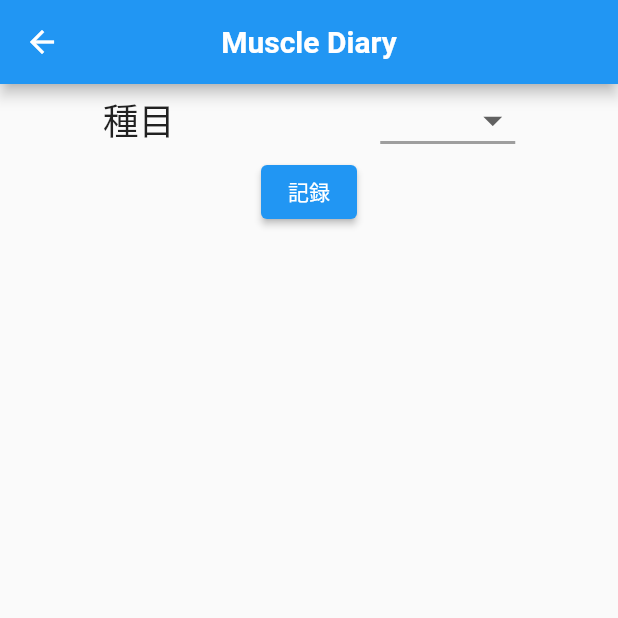
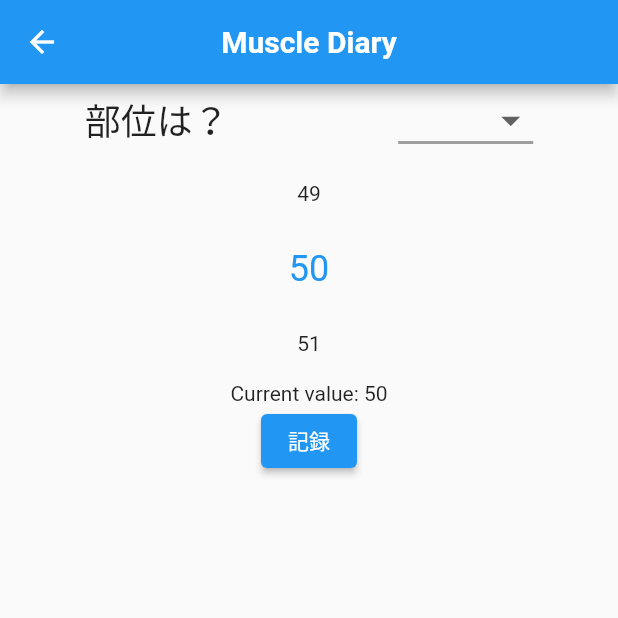
Before and after one commit to kohenro19/muscle_dairay_flutter_001, a Flutter app: the AddNote screen opened directly, after a tap on "記録", on a phone screen of 412 x 824 dp, the top half of it. Run offline on Flutter 3.47's test engine with Material 2 defaults, Android fonts, the light colour scheme and no system bars; drawn by our look-alikes of numberpicker; our stand-ins replace google_fonts, sqflite; accounts and stored records are empty.

Commit message:
update the add function r2

```diff
--- a/lib/add_note_page.dart
+++ b/lib/add_note_page.dart
@@ -1,6 +1,7 @@
 import 'package:flutter/material.dart';
 import 'package:muscle_dairay/db_provider.dart';
 import 'package:muscle_dairay/Note.dart';
+import 'package:numberpicker/numberpicker.dart';
 
 class AddNote extends StatefulWidget {
   const AddNote({Key? key}) : super(key: key);
@@ -12,14 +13,14 @@ class AddNote extends StatefulWidget {
 class _AddNoteState extends State<AddNote> {
 
     Map<String, List<String>> _dropDownMenu = {
-    '肩': ['Math', 'Englsih', 'Japanese'],
-    '大胸筋': ['Shoulder', 'Chest', 'Back'],
-    '大腿': ['Flutter', 'Python', 'C#']
+    '肩': ['サイドレイズ', 'ショルダープレス',],
+    '大胸筋': ['ベンチプレス'],
+    '大腿': ['スクワット']
   };
 
    String? _selectedCategory;  // ?はnullになってもいい記号
    String? _selectedItem;
-
+   int _currentValue = 50;
 
   final dbProvider = DBProvider();
 
@@ -42,7 +43,7 @@ class _AddNoteState extends State<AddNote> {
             mainAxisAlignment: MainAxisAlignment.spaceAround,
             children: <Widget>[
               Text(
-                '種目',
+                '部位は？',
                 style: TextStyle(fontSize: 24),
               ),
               DropdownButton<String>(
@@ -77,7 +78,7 @@ class _AddNoteState extends State<AddNote> {
                   mainAxisAlignment: MainAxisAlignment.spaceAround,
                   children: <Widget>[
                     Text(
-                      'Which one?',
+                      '種目は?',
                       style: TextStyle(fontSize: 24),
                     ),
                     DropdownButton<String>(
@@ -106,16 +107,22 @@ class _AddNoteState extends State<AddNote> {
                   ],
                 )
               : Container(),
-
+              NumberPicker(
+                value: _currentValue,
+                minValue: 0,
+                maxValue: 100,
+                onChanged: (value) => setState(() => _currentValue = value),
+                    ),
+              Text('Current value: $_currentValue'),
         Container(
           child: ElevatedButton(
             child: Text('記録'),
             onPressed: () async {
               dbProvider.addNote(Note(
-                date: DateTime(2023, 07, 12).toString(),
-                category: "肩",
-                exercise: "サイドレイズ",
-                weight: 80
+                date: DateTime.now().toString(), // 今日の日付を入れる
+                category: _selectedCategory!,
+                exercise: _selectedItem!,
+                weight: _currentValue
               ));
 
             },
--- a/pubspec.yaml
+++ b/pubspec.yaml
@@ -38,6 +38,7 @@ dependencies:
   intl: ^0.18.1
   google_fonts: ^4.0.4
   sqflite: ^2.0.3+1
+  numberpicker: ^2.1.2
 
 dev_dependencies:
   flutter_test:
```
Also changed, not shown: pubspec.lock.
